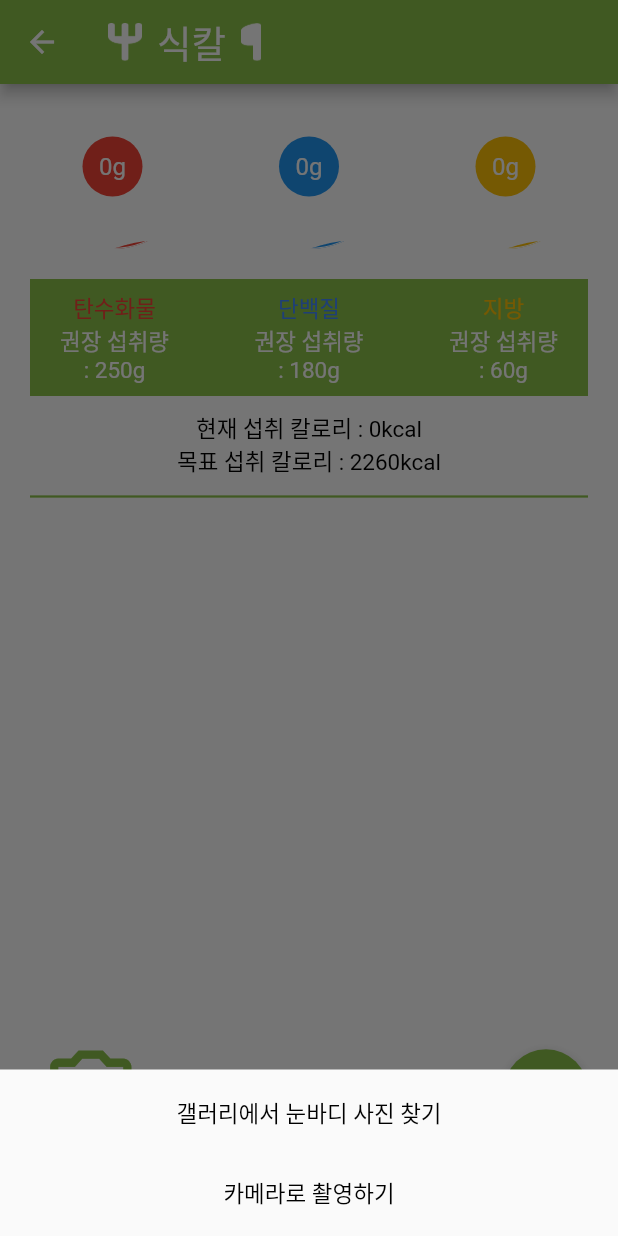
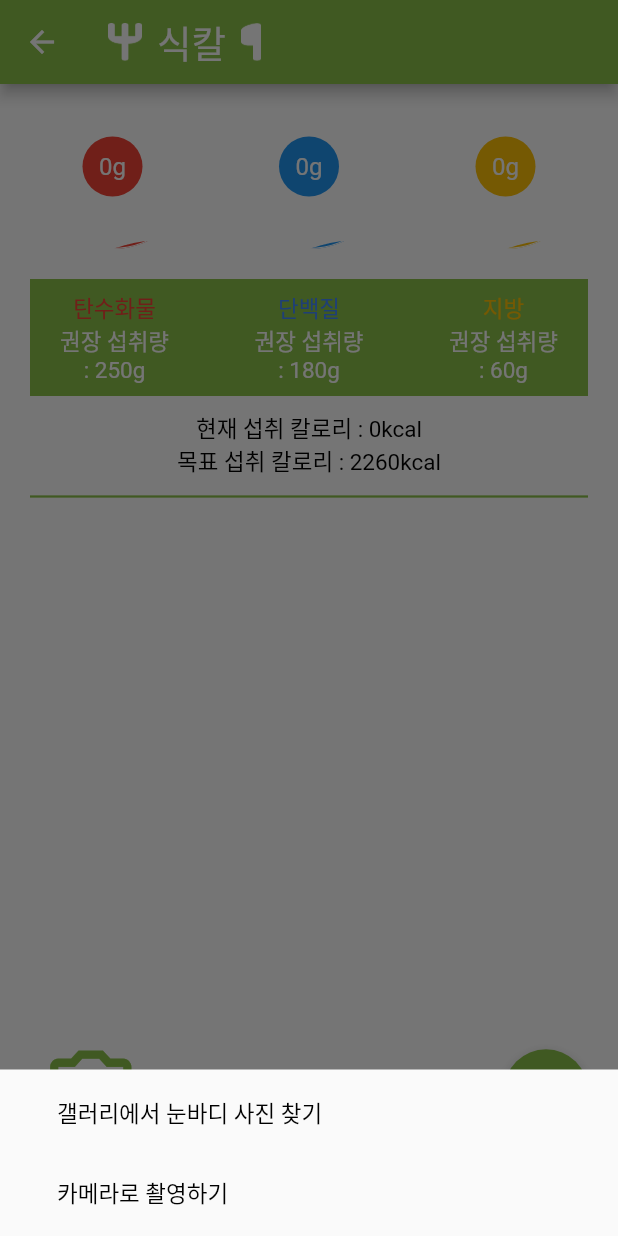
Before and after one commit to sikcal/sikcal_app, a Flutter app: the screen it shows after launch, after a tap on the "camera alt" icon, on a phone screen of 412 x 824 dp. Run offline on Flutter 3.47's test engine with Material 2 defaults, Android fonts, the phone set to English and light mode, and no system bars; our stand-ins replace flutter_riverpod, font_awesome_flutter, image_picker, liquid_progress_indicator, scroll_date_picker; missing offline and left inert: bottom_bar.

Commit message:
change alignment

```diff
--- a/lib/screens/main_view.dart
+++ b/lib/screens/main_view.dart
@@ -299,10 +299,10 @@ class _BottomPopup extends StatelessWidget {
 
     return SafeArea(
       child: Padding(
-        padding: const EdgeInsets.all(5.0),
+        padding: const EdgeInsets.symmetric(horizontal: 30, vertical: 5),
         child: Column(
           mainAxisSize: MainAxisSize.min,
-          crossAxisAlignment: CrossAxisAlignment.stretch,
+          crossAxisAlignment: CrossAxisAlignment.start,
           children: [
             TextButton(
               onPressed: () async {
```
